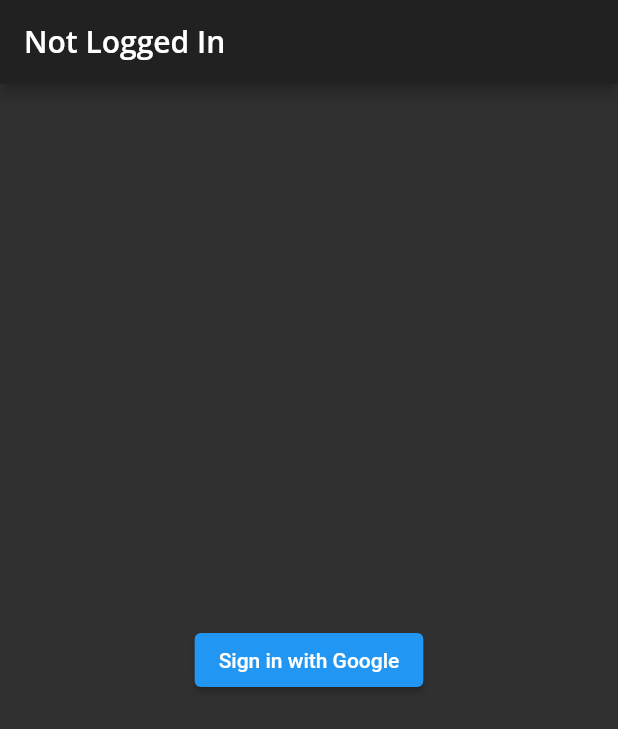
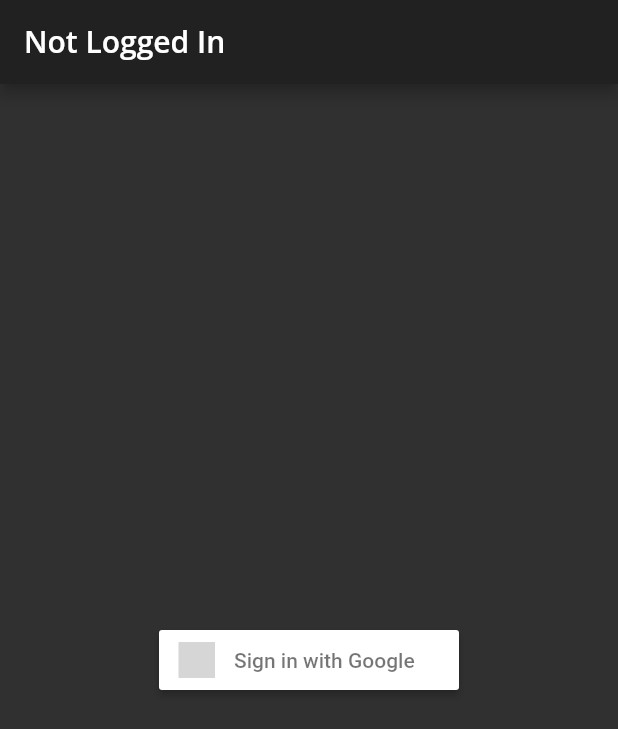
Before and after one commit to WojDob/FocuMoji, a Flutter app: the screen it shows after launch, after a tap on "Sign in with Google", on a phone screen of 412 x 824 dp. Shown: the top 729 px of the screen. Run offline on Flutter 3.47's test engine with Material 2 defaults, Android fonts, the phone set to English and light mode, and no system bars; our stand-ins replace firebase_auth, firebase_core, flutter_signin_button, google_fonts, google_sign_in; accounts and stored records are empty; network calls fail; grey boxes are pictures that could not be loaded.

Commit message:
Cosmetic changes and code cleanup

```diff
--- a/lib/home.dart
+++ b/lib/home.dart
@@ -12,6 +12,8 @@ class Home extends StatelessWidget {
     MedalsScreen(),
     MoreScreen(),
   ];
+
+  const Home({super.key});
 
   @override
   Widget build(BuildContext context) {
--- a/lib/login.dart
+++ b/lib/login.dart
@@ -4,12 +4,13 @@ import 'package:google_sign_in/google_sign_in.dart';
 import 'home.dart';
 import 'package:provider/provider.dart';
 import 'models/models.dart';
+import 'package:flutter_signin_button/flutter_signin_button.dart';
 
 class LoginScreen extends StatelessWidget {
+  const LoginScreen({super.key});
+
   Future<void> _signInAndNavigate(BuildContext context) async {
-    final UserCredential? userCredential = await signInWithGoogle();
-    if (userCredential != null) {
-      print('Successfully signed in');
+    final UserCredential userCredential = await signInWithGoogle();
     Navigator.of(context).pushReplacement(
       MaterialPageRoute(
         builder: (BuildContext context) => ChangeNotifierProvider(
@@ -18,31 +19,27 @@ class LoginScreen extends StatelessWidget {
         ),
       ),
     );
-      // Navigator.pushReplacement(
-      //     context, MaterialPageRoute(builder: (context) => Home()));
-    } else {
-      print('Sign-in failed');
-      // Handle sign-in failure
   }
-  }
-
-  // Rest of the code...
 
   @override
   Widget build(BuildContext context) {
     User? user = FirebaseAuth.instance.currentUser;
     String? userEmail = user?.email;
+
     return Scaffold(
       appBar: AppBar(
         title: Text(userEmail ?? 'Not Logged In'),
       ),
       body: Center(
-        child: ElevatedButton(
+        child: SizedBox(
+          width: 200,
+          height: 40, // Adjust the width as needed
+          child: SignInButton(
+            Buttons.Google,
             onPressed: () {
-            print("buton prezd");
               _signInAndNavigate(context);
             },
-          child: const Text('Sign in with Google'),
+          ),
         ),
       ),
     );
@@ -66,3 +63,18 @@ Future<UserCredential> signInWithGoogle() async {
   // Once signed in, return the UserCredential
   return await FirebaseAuth.instance.signInWithCredential(credential);
 }
+
+class SignInWithGoogleButton extends StatelessWidget {
+  final Function() onPressed;
+
+  const SignInWithGoogleButton({Key? key, required this.onPressed})
+      : super(key: key);
+
+  @override
+  Widget build(BuildContext context) {
+    return SignInButton(
+      Buttons.Google,
+      onPressed: onPressed,
+    );
+  }
+}
--- a/pubspec.yaml
+++ b/pubspec.yaml
@@ -19,6 +19,7 @@ dependencies:
   firebase_core: ^2.14.0
   firebase_auth: ^4.6.3
   google_sign_in: ^5.2.3
+  flutter_signin_button: ^2.0.0
 
 dev_dependencies:
   flutter_test:
```
Also changed, not shown: pubspec.lock, 1 other file. Lines whose indentation alone changed are shown as unchanged.
